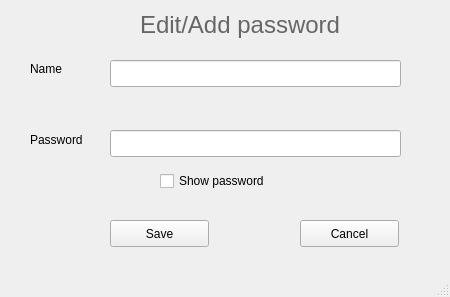
Qt form guis/savePassword.ui (password-manager/linux) before a commit.
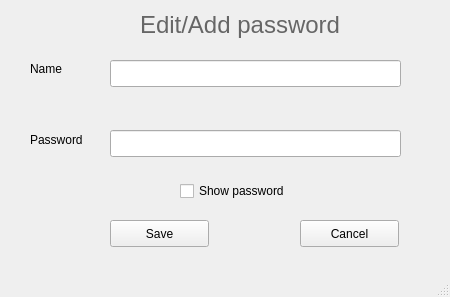
The same form after that commit.

What changed in the file:
```diff
--- a/guis/savePassword.ui
+++ b/guis/savePassword.ui
@@ -89,8 +89,8 @@
    <widget class="QCheckBox" name="checkBox">
     <property name="geometry">
      <rect>
-      <x>160</x>
-      <y>170</y>
+      <x>180</x>
+      <y>180</y>
       <width>131</width>
       <height>22</height>
      </rect>
```
